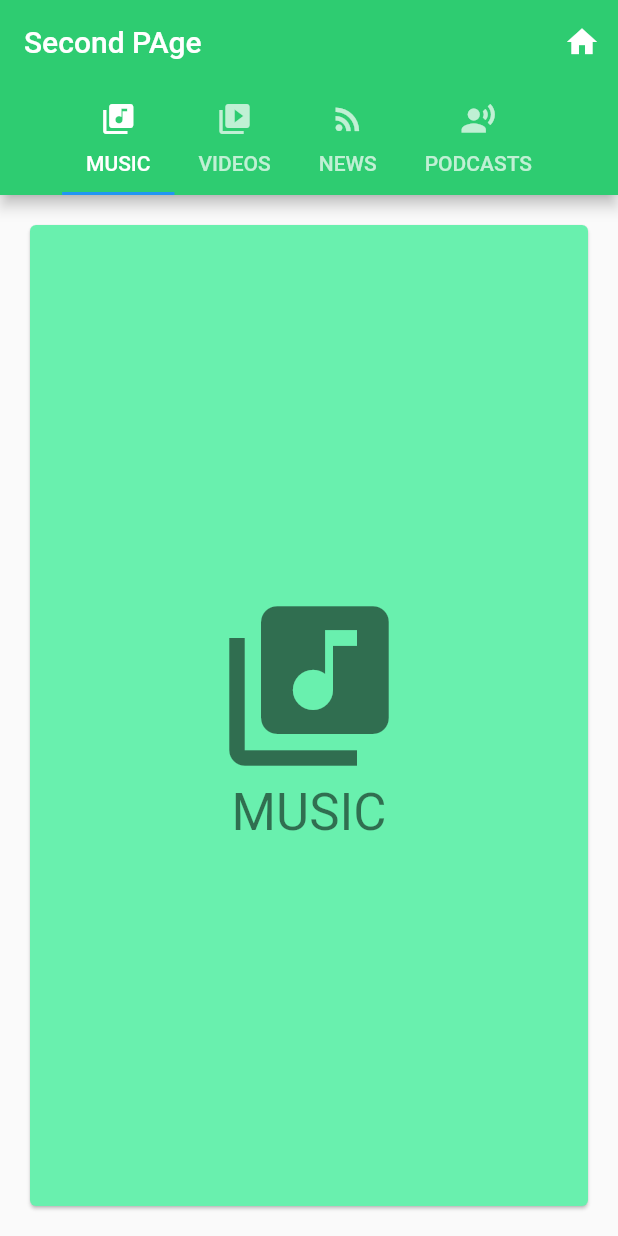
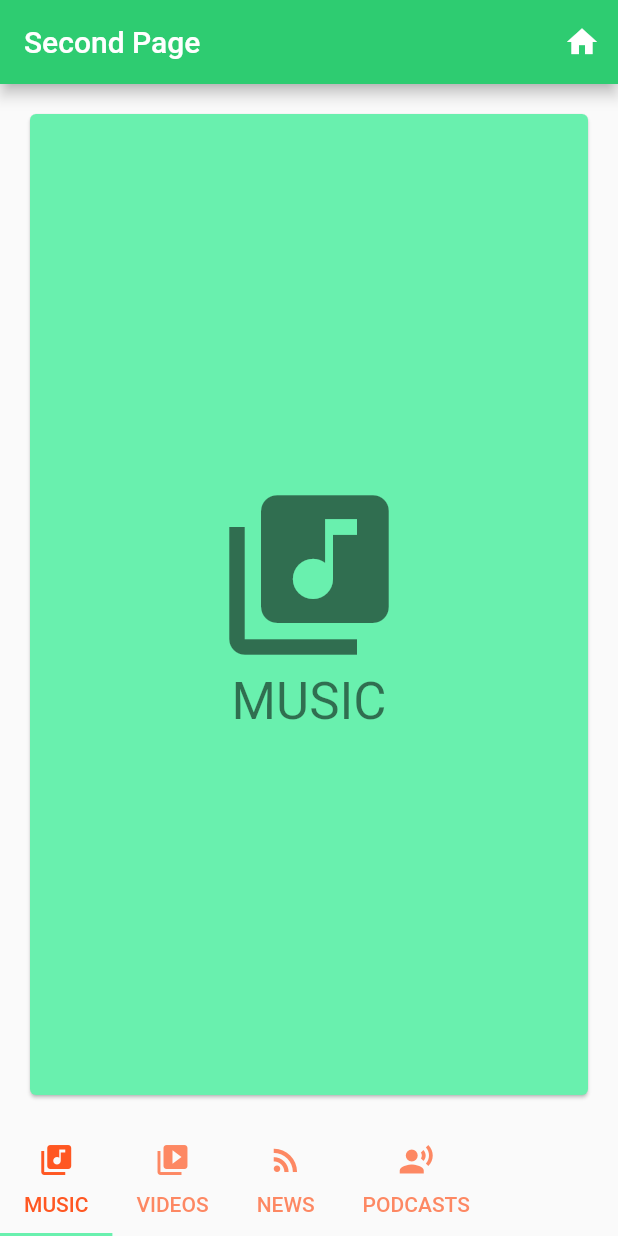
Before and after one commit to thelovesmith/flutter_baby_names, a Flutter app: the screen it shows after launch, after a tap on the "video collection" icon, on a phone screen of 412 x 824 dp. Run offline on Flutter 3.47's test engine with Material 2 defaults, Android fonts, the phone set to English and light mode, and no system bars; our stand-ins replace cloud_firestore; accounts and stored records are empty.

```diff
--- a/lib/main.dart
+++ b/lib/main.dart
@@ -57,6 +57,17 @@ class _MyHomePageState extends State<MyHomePage> with TickerProviderStateMixin {
           home: DefaultTabController(
             length: choices.length,
             child: Scaffold(
+              bottomNavigationBar: TabBar(
+                indicatorColor: Colors.greenAccent,
+                labelColor: Colors.deepOrange,
+                  isScrollable: true,
+                  tabs: choices.map((Choice choice) {
+                    return Tab(
+                      text: choice.title,
+                      icon: Icon(choice.icon),
+                    );
+                  }).toList(),
+                ),
               appBar: AppBar(
                 actions: <Widget>[
                   new IconButton(
@@ -68,16 +79,16 @@ class _MyHomePageState extends State<MyHomePage> with TickerProviderStateMixin {
                   )
                 ],
                 backgroundColor: Color.fromRGBO(46, 204, 113, 1),
-                title: const Text('Second PAge'),
-                bottom: TabBar(
-                  isScrollable: true,
-                  tabs: choices.map((Choice choice) {
-                    return Tab(
-                      text: choice.title,
-                      icon: Icon(choice.icon),
-                    );
-                  }).toList(),
-                ),
+                title: const Text('Second Page'),
+                // bottom: TabBar(
+                //   isScrollable: true,
+                //   tabs: choices.map((Choice choice) {
+                //     return Tab(
+                //       text: choice.title,
+                //       icon: Icon(choice.icon),
+                //     );
+                //   }).toList(),
+                // ),
               ),
               body: TabBarView(
                 children: choices.map((Choice choice) {
```
